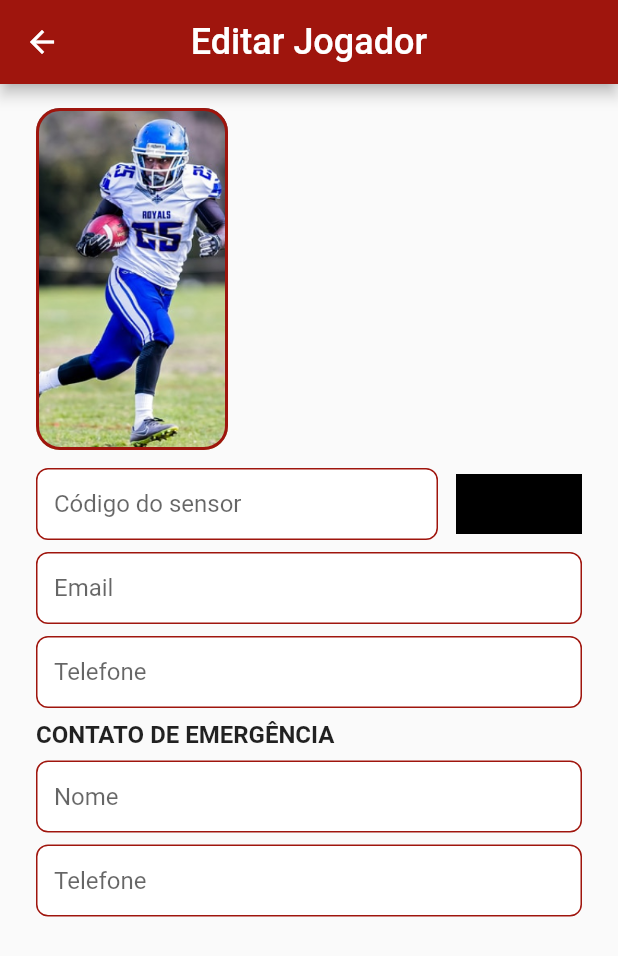
After one commit to MateusFerroAntunesdeOliveira/sixth_sense, a Flutter app: the screen it shows after launch, on a phone screen of 412 x 824 dp. The commit adds this screen. Shown: the top 956 px of the screen. Run offline on Flutter 3.47's test engine with Material 2 defaults, Android fonts, the phone set to English and light mode, and no system bars.

Commit message:
Inicio do EditJogador

```diff
--- a/lib/src/app.dart
+++ b/lib/src/app.dart
@@ -3,6 +3,7 @@ import 'package:flutter_localizations/flutter_localizations.dart';
 
 import 'pages/login/login_page.dart';
 import 'pages/home/home_page.dart';
+import 'pages/player/edit_page.dart';
 import 'pages/splash/splash_page.dart';
 
 class MyApp extends StatelessWidget {
@@ -16,7 +17,8 @@ class MyApp extends StatelessWidget {
       initialRoute: "/",
       routes: {
         // "/": (_) => const LoginPage(),
-        "/": (_) => const HomePage(),
+        // "/": (_) => const HomePage(),
+        "/": (_) => const EditPlayer(),
         // "/": (_) => const SplashCreen(),
       },
       localizationsDelegates: const [
--- /dev/null
+++ b/lib/src/pages/player/edit_page.dart
@@ -0,0 +1,113 @@
+// ignore_for_file: prefer_const_constructors
+
+import 'package:flutter/material.dart';
+
+import '../../utils/utils.dart';
+
+class EditPlayer extends StatelessWidget {
+  const EditPlayer({Key? key}) : super(key: key);
+
+  Widget _inputText({required String hintText, Function(String?)? onSaved}) {
+    return TextFormField(
+      onSaved: onSaved,
+      //TODO validator: ,
+      decoration: SixthSenseStyles.inputDecoration(hintText),
+    );
+  }
+
+  @override
+  Widget build(BuildContext context) {
+    return Scaffold(
+      appBar: AppBar(
+        leading: IconButton(
+          icon: const Icon(Icons.arrow_back),
+          tooltip: "Voltar",
+          onPressed: () { Navigator.of(context).pop(); },
+        ),
+        backgroundColor: const Color(0xFF9F150D),
+        toolbarHeight: 56,
+        centerTitle: true,
+        title: const Text(
+          "Editar Jogador",
+          style: TextStyle(fontSize: 24, fontWeight: FontWeight.w500),
+        ),
+      ),
+      body: Padding(
+        padding: const EdgeInsets.symmetric(horizontal: 24, vertical: 16),
+        child: Column(
+          children: [
+            //-> Imagem e alguns TextsForms
+            Row(
+              children: [
+                //-> Imagem
+                Container(
+                  height: 228,
+                  width: 128,
+                  decoration: BoxDecoration(
+                    image: const DecorationImage(
+                      image: AssetImage("assets/images/Player.png"),
+                      fit: BoxFit.cover,
+                    ),
+                    border: Border.all(color: Color(0xFF9F150D), width: 2),
+                    borderRadius: BorderRadius.circular(16),
+                  ),
+                ),
+                //-> TextsForms
+                Column(
+                  children: [
+                    //-> Nome
+                    //-> Peso e Altura
+                    Row(
+                      children: const [],
+                    ),
+                    //-> Numero e Tipo de Sangue
+                    Row(
+                      children: const [],
+                    ),
+                    //-> Posição
+                  ],
+                ),
+              ],
+            ),
+            //-> TextsForms
+            SizedBox(height: 12),
+            Row(
+              children: [
+                Expanded(
+                  child: _inputText(
+                    hintText: "Código do sensor",
+                  ),
+                ),
+                SizedBox(width: 12),
+                Container(
+                  width: 84,
+                  height: 40,
+                  color: Colors.black,
+                ),
+              ],
+            ),
+            SizedBox(height: 8),
+            _inputText(hintText: "Email"),
+            SizedBox(height: 8),
+            _inputText(hintText: "Telefone"),
+            SizedBox(height: 8),
+            Row(
+              children: const [
+                Text(
+                  "CONTATO DE EMERGÊNCIA",
+                  style: TextStyle(fontSize: 16, fontWeight: FontWeight.w600),
+                ),
+              ],
+            ),
+            SizedBox(height: 8),
+            _inputText(hintText: "Nome"),
+            SizedBox(height: 8),
+            _inputText(hintText: "Telefone"),
+            SizedBox(height: 8),
+            //-> Botao salvar
+          ],
+        ),
+      ),
+    );
+  }
+}
--- /dev/null
+++ b/lib/src/utils/styles.dart
@@ -0,0 +1,33 @@
+import 'package:flutter/material.dart';
+
+class SixthSenseStyles {
+  static InputDecoration inputDecoration(
+    String hintText, {
+    IconData? prefixIcon,
+    String? error,
+    IconData? suffixIcon,
+    Color iconColor = Colors.black,
+    Color fillColor = Colors.white,
+  }) {
+    final _b = OutlineInputBorder(
+      borderSide: const BorderSide(color: Color(0xFF9F150D), width: 1),
+      borderRadius: BorderRadius.circular(8),
+    );
+    return InputDecoration(
+      fillColor: fillColor,
+      filled: true,
+      prefixIcon: prefixIcon == null ? null : Icon(prefixIcon, color: iconColor),
+      suffixIcon: suffixIcon == null ? null : Icon(suffixIcon, color: iconColor),
+      hintText: hintText,
+      alignLabelWithHint: true,
+      contentPadding: const EdgeInsets.symmetric(horizontal: 12),
+      errorText: error,
+      border: _b,
+      errorBorder: _b,
+      enabledBorder: _b,
+      focusedBorder: _b,
+      disabledBorder: _b,
+      focusedErrorBorder: _b,
+    );
+  }
+}
--- a/lib/src/utils/utils.dart
+++ b/lib/src/utils/utils.dart
@@ -1 +1 @@
-import 'package:flutter/material.dart';
+export 'styles.dart';
```
Also changed, not shown: assets/images/Player.png, lib/src/pages/player/editPlayer_page.dart (deleted).
